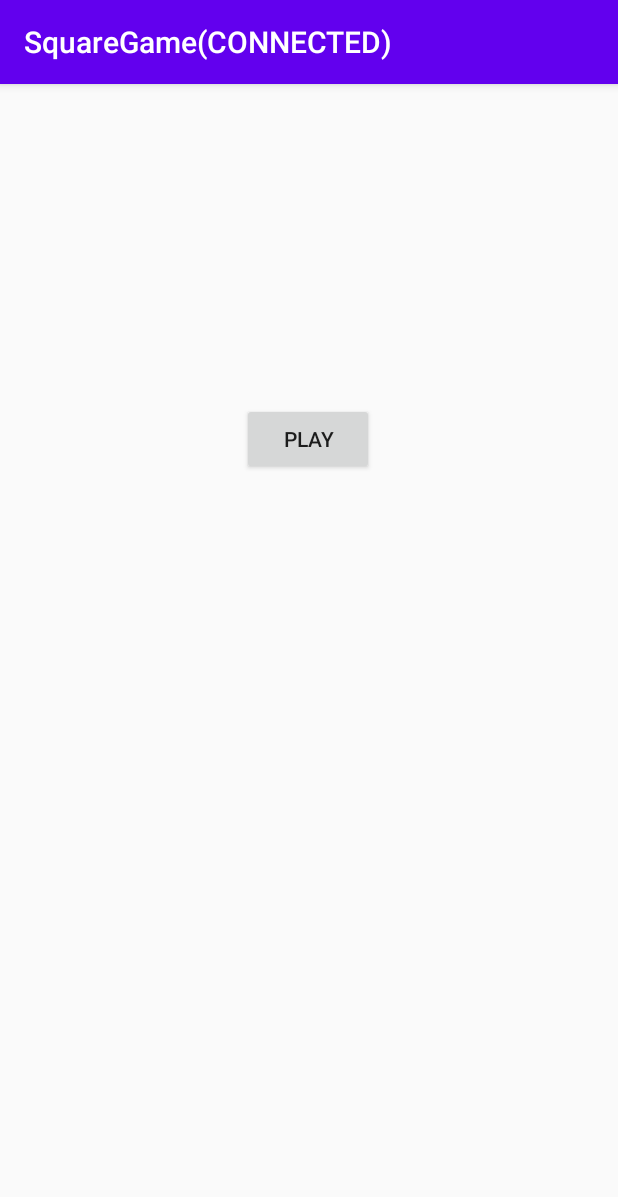
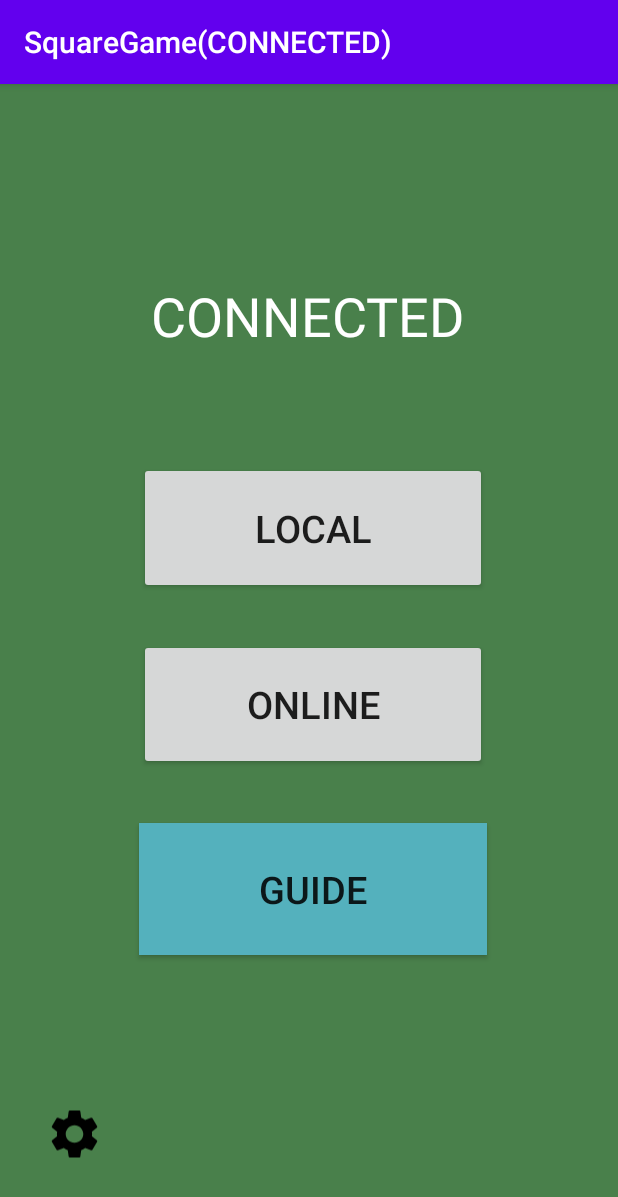
Before and after one commit to romerotac/SquareGame, an Android app: the screen it shows after launch (MainActivity), on a phone screen of 412 x 824 dp. Shown: the top 1197 px of the screen. Run offline under Robolectric (Android 15) with nearby library versions, the phone set to English and light mode, and no system bars.

Commit message:
home page is done

```diff
--- /dev/null
+++ b/app/src/main/res/drawable/ic_settings_foreground.xml
@@ -0,0 +1,15 @@
+<vector xmlns:android="http://schemas.android.com/apk/res/android"
+    android:width="108dp"
+    android:height="108dp"
+    android:viewportWidth="108"
+    android:viewportHeight="108"
+    android:tint="#000000">
+  <group android:scaleX="2.61"
+      android:scaleY="2.61"
+      android:translateX="22.68"
+      android:translateY="22.68">
+    <path
+        android:fillColor="@android:color/white"
+        android:pathData="M19.14,12.94c0.04,-0.3 0.06,-0.61 0.06,-0.94c0,-0.32 -0.02,-0.64 -0.07,-0.94l2.03,-1.58c0.18,-0.14 0.23,-0.41 0.12,-0.61l-1.92,-3.32c-0.12,-0.22 -0.37,-0.29 -0.59,-0.22l-2.39,0.96c-0.5,-0.38 -1.03,-0.7 -1.62,-0.94L14.4,2.81c-0.04,-0.24 -0.24,-0.41 -0.48,-0.41h-3.84c-0.24,0 -0.43,0.17 -0.47,0.41L9.25,5.35C8.66,5.59 8.12,5.92 7.63,6.29L5.24,5.33c-0.22,-0.08 -0.47,0 -0.59,0.22L2.74,8.87C2.62,9.08 2.66,9.34 2.86,9.48l2.03,1.58C4.84,11.36 4.8,11.69 4.8,12s0.02,0.64 0.07,0.94l-2.03,1.58c-0.18,0.14 -0.23,0.41 -0.12,0.61l1.92,3.32c0.12,0.22 0.37,0.29 0.59,0.22l2.39,-0.96c0.5,0.38 1.03,0.7 1.62,0.94l0.36,2.54c0.05,0.24 0.24,0.41 0.48,0.41h3.84c0.24,0 0.44,-0.17 0.47,-0.41l0.36,-2.54c0.59,-0.24 1.13,-0.56 1.62,-0.94l2.39,0.96c0.22,0.08 0.47,0 0.59,-0.22l1.92,-3.32c0.12,-0.22 0.07,-0.47 -0.12,-0.61L19.14,12.94zM12,15.6c-1.98,0 -3.6,-1.62 -3.6,-3.6s1.62,-3.6 3.6,-3.6s3.6,1.62 3.6,3.6S13.98,15.6 12,15.6z"/>
+  </group>
+</vector>
--- a/app/src/main/res/layout/activity_main.xml
+++ b/app/src/main/res/layout/activity_main.xml
@@ -4,17 +4,71 @@
     xmlns:tools="http://schemas.android.com/tools"
     android:layout_width="match_parent"
     android:layout_height="match_parent"
+    android:background="#49804B"
     tools:context=".MainActivity">
 
     <Button
         android:id="@+id/button_play"
+        android:layout_width="232dp"
+        android:layout_height="0dp"
+        android:layout_marginBottom="30dp"
+        android:text="LOCAL"
+        android:textSize="25sp"
+        app:layout_constraintBottom_toTopOf="@+id/button"
+        app:layout_constraintEnd_toEndOf="parent"
+        app:layout_constraintHorizontal_bias="0.513"
+        app:layout_constraintStart_toStartOf="parent"
+        app:layout_constraintTop_toBottomOf="@+id/textView"
+        app:layout_constraintVertical_bias="0.384" />
+
+    <Button
+        android:id="@+id/button"
+        android:layout_width="0dp"
+        android:layout_height="0dp"
+        android:layout_marginBottom="35dp"
+        android:text="ONLINE"
+        android:textSize="25sp"
+        app:layout_constraintBottom_toTopOf="@+id/button2"
+        app:layout_constraintEnd_toEndOf="@+id/button_play"
+        app:layout_constraintStart_toStartOf="@+id/button_play"
+        app:layout_constraintTop_toBottomOf="@+id/button_play" />
+
+    <Button
+        android:id="@+id/button2"
+        android:layout_width="0dp"
+        android:layout_height="0dp"
+        android:layout_marginBottom="187dp"
+        android:background="#FFFFFF"
+        android:backgroundTint="#54B1BD"
+        android:text="Guide"
+        android:textSize="25sp"
+        app:layout_constraintBottom_toBottomOf="parent"
+        app:layout_constraintEnd_toEndOf="@+id/button"
+        app:layout_constraintStart_toStartOf="@+id/button"
+        app:layout_constraintTop_toBottomOf="@+id/button" />
+
+    <TextView
+        android:id="@+id/textView"
         android:layout_width="wrap_content"
         android:layout_height="wrap_content"
-        android:text="PLAY"
+        android:layout_marginStart="8dp"
+        android:layout_marginTop="130dp"
+        android:layout_marginBottom="73dp"
+        android:text="CONNECTED"
+        android:textColor="@android:color/white"
+        android:textSize="36sp"
+        app:layout_constraintBottom_toTopOf="@+id/button_play"
+        app:layout_constraintStart_toStartOf="@+id/button_play"
+        app:layout_constraintTop_toTopOf="parent" />
+
+    <ImageView
+        android:id="@+id/imageView"
+        android:layout_width="67dp"
+        android:layout_height="80dp"
+        android:layout_marginStart="16dp"
+        android:layout_marginBottom="28dp"
         app:layout_constraintBottom_toBottomOf="parent"
-        app:layout_constraintEnd_toEndOf="parent"
-        app:layout_constraintHorizontal_bias="0.498"
         app:layout_constraintStart_toStartOf="parent"
-        app:layout_constraintTop_toTopOf="parent"
-        app:layout_constraintVertical_bias="0.295" />
+        app:srcCompat="@drawable/ic_settings_foreground"
+        android:layout_marginLeft="16dp" />
 </androidx.constraintlayout.widget.ConstraintLayout>
--- /dev/null
+++ b/app/src/main/res/mipmap-anydpi-v26/ic_settings.xml
@@ -0,0 +1,5 @@
+<?xml version="1.0" encoding="utf-8"?>
+<adaptive-icon xmlns:android="http://schemas.android.com/apk/res/android">
+    <background android:drawable="@drawable/ic_settings_background"/>
+    <foreground android:drawable="@drawable/ic_settings_foreground"/>
+</adaptive-icon>
--- /dev/null
+++ b/app/src/main/res/mipmap-anydpi-v26/ic_settings_round.xml
@@ -0,0 +1,5 @@
+<?xml version="1.0" encoding="utf-8"?>
+<adaptive-icon xmlns:android="http://schemas.android.com/apk/res/android">
+    <background android:drawable="@drawable/ic_settings_background"/>
+    <foreground android:drawable="@drawable/ic_settings_foreground"/>
+</adaptive-icon>
```
Also changed, not shown: app/src/main/res/drawable/ic_settings_background.xml (added, +74 -0 lines), app/src/main/ic_settings-playstore.png (added).
